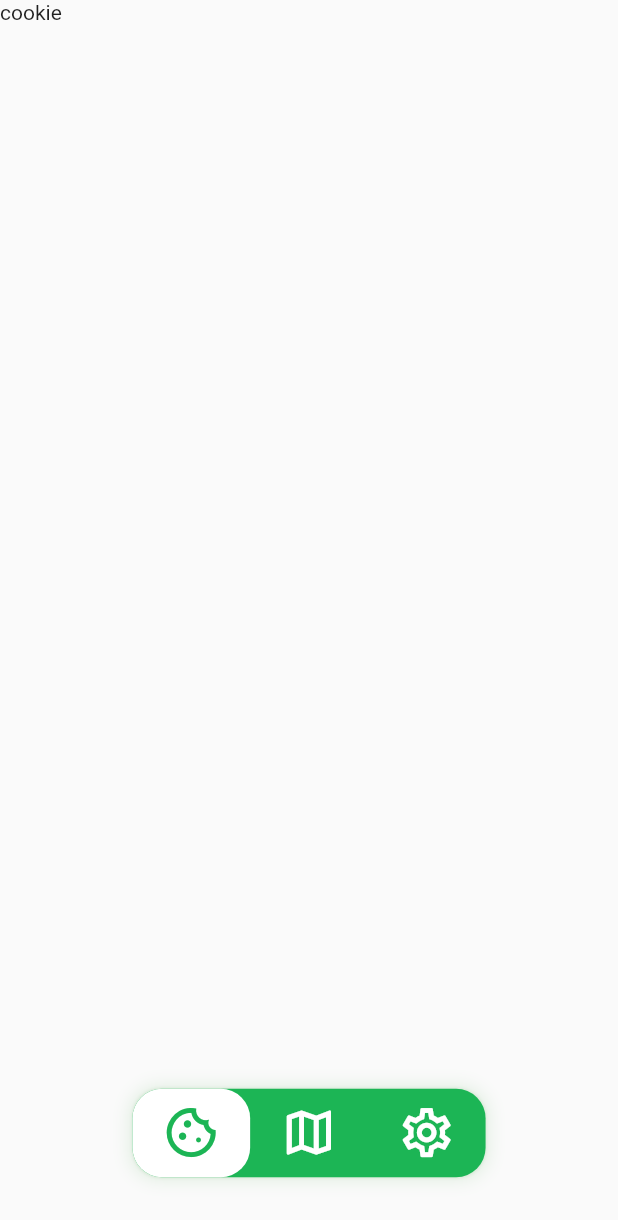
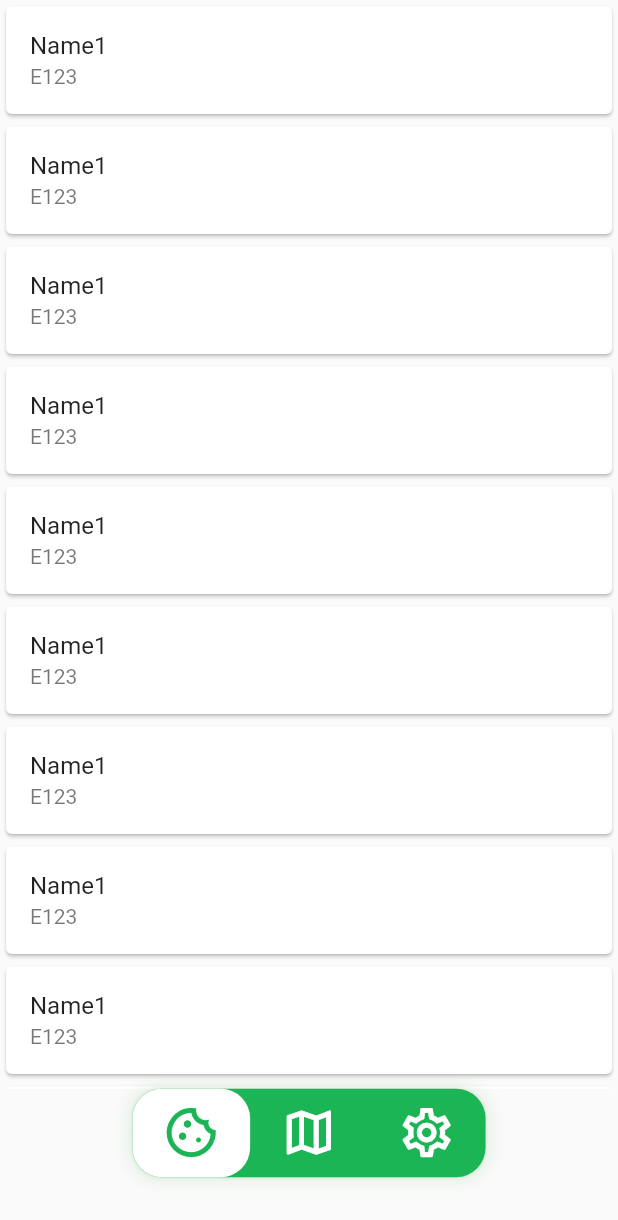
Before and after one commit to HalalCommitteeTR/halal-mobile-app, a Flutter app: the screen it shows after launch, on a phone screen of 412 x 824 dp. Shown: the top 1220 px of the screen. Run offline on Flutter 3.47's test engine with Material 2 defaults, Android fonts, the phone set to English and light mode, and no system bars; drawn by our look-alikes of google_nav_bar; our stand-ins replace bloc, equatable, flutter_bloc, freezed_annotation, hive; accounts and stored records are empty; generated files the repository leaves out were written again.

Commit message:
Add base for the list of food additives

```diff
--- a/lib/api/clients/food_additive_api_client/food_additive_api_client.dart
+++ b/lib/api/clients/food_additive_api_client/food_additive_api_client.dart
@@ -3,7 +3,7 @@ import '../../models/food_additive/food_additive.dart';
 abstract class FoodAdditiveApi {
   const FoodAdditiveApi();
 
-  Future<List<FoodAdditive>?> getFoodAdditives();
+  Future<List<FoodAdditive>?> getFoodAdditives({int offset=0, int limit=100});
 
   Future<FoodAdditive?> getFoodAdditive(int id);
 }
--- a/lib/api/models/food_additive/food_additive.dart
+++ b/lib/api/models/food_additive/food_additive.dart
@@ -1,4 +1,5 @@
 import 'package:freezed_annotation/freezed_annotation.dart';
+import 'package:halal_mobile_app/api/models/item/Item.dart';
 import 'package:hive/hive.dart';
 
 part 'food_additive.freezed.dart';
@@ -13,7 +14,7 @@ enum Permissiveness {
 
 @HiveType(typeId: 1)
 @freezed
-class FoodAdditive with _$FoodAdditive {
+class FoodAdditive extends Item with _$FoodAdditive {
   const factory FoodAdditive(
       {required int id,
       required String name,
--- /dev/null
+++ b/lib/api/models/item/Item.dart
@@ -0,0 +1 @@
+abstract class Item {}
--- a/lib/app/app.dart
+++ b/lib/app/app.dart
@@ -1,14 +1,21 @@
 import 'package:flutter/material.dart';
+import 'package:flutter_bloc/flutter_bloc.dart';
+import 'package:halal_mobile_app/repositories/item_repository.dart';
 
 import '../home/view/home_page.dart';
 import '../theme/theme.dart';
 
 class App extends StatelessWidget {
-  const App({super.key});
+  const App({super.key, required this.itemRepository});
+
+  final ItemRepository itemRepository;
 
   @override
   Widget build(BuildContext context) {
-    return const AppView();
+    return RepositoryProvider.value(
+      value: itemRepository,
+      child: const AppView(),
+    );
   }
 }
 
--- a/lib/home/view/home_page.dart
+++ b/lib/home/view/home_page.dart
@@ -4,6 +4,7 @@ import 'package:google_nav_bar/google_nav_bar.dart';
 
 import 'package:halal_mobile_app/home/cubit/home_cubit.dart';
 import 'package:halal_mobile_app/home/cubit/home_state.dart';
+import 'package:halal_mobile_app/items_overview/view/items_overview_page.dart';
 
 class HomePage extends StatelessWidget {
   const HomePage({Key? key}) : super(key: key);
@@ -27,7 +28,7 @@ class HomeView extends StatelessWidget {
       body: IndexedStack(
         index: selectedTab.index,
         children: const [
-          Text('cookie'),
+          ItemsOverviewPage(),
           Text('map'),
           Text('settings'),
         ],
--- /dev/null
+++ b/lib/items_overview/bloc/items_overview_event.dart
@@ -0,0 +1,22 @@
+part of 'items_overview_bloc.dart';
+
+
+abstract class ItemsOverviewEvent extends Equatable {
+  const ItemsOverviewEvent();
+
+  @override
+  List<Object> get props => [];
+}
+
+class ItemsOverviewSubscriptionRequested extends ItemsOverviewEvent {
+  const ItemsOverviewSubscriptionRequested();
+}
+
+class ItemsOverviewFilterChanged extends ItemsOverviewEvent {
+  const ItemsOverviewFilterChanged(this.filter);
+
+  final ItemsViewFilter filter;
+
+  @override
+  List<Object> get props => [filter];
+}
--- /dev/null
+++ b/lib/items_overview/bloc/items_overview_state.dart
@@ -0,0 +1,43 @@
+part of 'items_overview_bloc.dart';
+
+enum ItemsOverviewStatus { initial, loading, success, failure, }
+
+class ItemsOverviewState extends Equatable {
+  const ItemsOverviewState({
+    this.status = ItemsOverviewStatus.initial,
+    this.items = const [],
+    this.filter = ItemsViewFilter.all,
+    this.hasReachedMax = false,
+  });
+
+  final ItemsOverviewStatus status;
+  final List<Item> items;
+  final ItemsViewFilter filter;
+  final bool hasReachedMax;
+
+  Iterable<Item> get filteredTodos => filter.applyAll(items);
+
+  ItemsOverviewState copyWith({
+    ItemsOverviewStatus Function()? status,
+    List<Item> Function()? items,
+    ItemsViewFilter Function()? filter,
+    bool Function()? hasReachedMax,
+  }) {
+    return ItemsOverviewState(
+        status: status != null ? status() : this.status,
+        items: items != null ? items() : this.items,
+        filter: filter != null ? filter() : this.filter,
+        hasReachedMax: hasReachedMax != null ? hasReachedMax() :
+          this.hasReachedMax,
+    );
+  }
+
+  @override
+  List<Object?> get props =>
+      [
+        status,
+        items,
+        filter,
+        hasReachedMax,
+      ];
+}
--- /dev/null
+++ b/lib/items_overview/view/items_overview_page.dart
@@ -0,0 +1,96 @@
+import 'package:flutter/cupertino.dart';
+import 'package:flutter/material.dart';
+import 'package:flutter_bloc/flutter_bloc.dart';
+import 'package:halal_mobile_app/api/api.dart';
+import 'package:halal_mobile_app/items_overview/bloc/items_overview_bloc.dart';
+
+import 'package:halal_mobile_app/repositories/item_repository.dart';
+
+import '../widgets/bottom_loader.dart';
+import '../widgets/item_tile.dart';
+
+class ItemsOverviewPage extends StatelessWidget {
+  const ItemsOverviewPage({Key? key}) : super(key: key);
+
+  @override
+  Widget build(BuildContext context) {
+    return BlocProvider(
+      create: (context) => ItemsOverviewBloc(
+        itemRepository: context.read<ItemRepository>(),
+      )..add(const ItemsOverviewSubscriptionRequested()),
+      child: const ItemsOverviewView(),
+    );
+  }
+}
+
+class ItemsOverviewView extends StatefulWidget {
+  const ItemsOverviewView({Key? key}) : super(key: key);
+
+  @override
+  State<ItemsOverviewView> createState() => _ItemsOverviewViewState();
+}
+
+class _ItemsOverviewViewState extends State<ItemsOverviewView> {
+  final _scrollController = ScrollController();
+
+  @override
+  void initState() {
+    super.initState();
+    _scrollController.addListener(_onScroll);
+  }
+
+  @override
+  Widget build(BuildContext context) {
+    return BlocBuilder<ItemsOverviewBloc, ItemsOverviewState>(
+        builder: (context, state) {
+      switch (state.status) {
+        case ItemsOverviewStatus.failure:
+          return const Text('Fail to load items');
+        case ItemsOverviewStatus.initial:
+          return const CircularProgressIndicator();
+        case ItemsOverviewStatus.loading:
+          // TODO: No need in this state
+          return const CircularProgressIndicator();
+        case ItemsOverviewStatus.success:
+          if (state.items.isEmpty) {
+            return const Text('no items');
+          }
+          return ListView.builder(
+            itemBuilder: (context, index) {
+              return index >= state.items.length
+                  ? const BottomLoader()
+                  : FoodAdditiveTile(
+                      foodAdditive: state.items[index] as FoodAdditive);
+            },
+            itemCount: state.hasReachedMax
+                ? state.items.length
+                : state.items.length + 1,
+            controller: _scrollController,
+          );
+      }
+    });
+  }
+
+  @override
+  void dispose() {
+    _scrollController
+      ..removeListener(_onScroll)
+      ..dispose();
+    super.dispose();
+  }
+
+  void _onScroll() {
+    if (_isBottom) {
+      context
+          .read<ItemsOverviewBloc>()
+          .add(const ItemsOverviewSubscriptionRequested());
+    }
+  }
+
+  bool get _isBottom {
+    if (!_scrollController.hasClients) return false;
+    final maxScroll = _scrollController.position.maxScrollExtent;
+    final currentScroll = _scrollController.offset;
+    return currentScroll >= (maxScroll * 0.9);
+  }
+}
--- /dev/null
+++ b/lib/items_overview/widgets/item_tile.dart
@@ -0,0 +1,42 @@
+import 'package:flutter/material.dart';
+import 'package:halal_mobile_app/api/models/food_additive/food_additive.dart';
+
+
+class FoodAdditiveTile extends StatefulWidget {
+  final FoodAdditive foodAdditive;
+
+  const FoodAdditiveTile({super.key,
+    required this.foodAdditive,
+  });
+
+  @override
+  _FoodAdditiveTileState createState() => _FoodAdditiveTileState();
+}
+
+class _FoodAdditiveTileState extends State<FoodAdditiveTile> {
+  bool _expanded = false;
+
+  @override
+  Widget build(BuildContext context) {
+    return Card(
+      child: Column(
+        children: <Widget>[
+          ListTile(
+            leading: widget.foodAdditive.imageSource != null ? Image.network(widget.foodAdditive.imageSource!) : null,
+            title: Text(widget.foodAdditive.name),
+            onTap: () {
+              setState(() {
+                _expanded = !_expanded;
+              });
+            },
+            subtitle: widget.foodAdditive.eNumber != null ? Text(widget.foodAdditive.eNumber!) : null,
+          ),
+          _expanded && widget.foodAdditive.description != null ? Padding(
+            padding: const EdgeInsets.all(16.0),
+            child: Text(widget.foodAdditive.description!),
+          ) : Container(),
+        ],
+      ),
+    );
+  }
+}
--- /dev/null
+++ b/lib/repositories/item_repository.dart
@@ -0,0 +1,30 @@
+import 'package:halal_mobile_app/api/clients/food_additive_api_client/food_additive_api_client.dart';
+import 'package:halal_mobile_app/api/models/item/Item.dart';
+
+import '../api/models/food_additive/food_additive.dart';
+
+class ItemRepository {
+  ItemRepository({required FoodAdditiveApi foodAdditiveApi})
+      : _foodAdditiveApi = foodAdditiveApi;
+
+  final FoodAdditiveApi _foodAdditiveApi;
+
+  Future<List<Item>> getItems({int offset= 0, int limit = 100}) async {
+    // final foodAdditives =
+    //     await _foodAdditiveApi.getFoodAdditives(offset: offset, limit: limit);
+    // return List<Item>.from(foodAdditives ?? []);
+    final foodAdditives = [FoodAdditive(id: 1, name: 'Name1', permissiveness: Permissiveness.halal, description: 'Description1', eNumber: 'E123'),
+      FoodAdditive(id: 2, name: 'Name1', permissiveness: Permissiveness.halal, description: 'Description1', eNumber: 'E123'),
+      FoodAdditive(id: 3, name: 'Name1', permissiveness: Permissiveness.halal, description: 'Description1', eNumber: 'E123'),
+      FoodAdditive(id: 4, name: 'Name1', permissiveness: Permissiveness.halal, description: 'Description1', eNumber: 'E123'),
+      FoodAdditive(id: 5, name: 'Name1', permissiveness: Permissiveness.halal, description: 'Description1', eNumber: 'E123'),
+      FoodAdditive(id: 6, name: 'Name1', permissiveness: Permissiveness.halal, description: 'Description1', eNumber: 'E123'),
+      FoodAdditive(id: 7, name: 'Name1', permissiveness: Permissiveness.halal, description: 'Description1', eNumber: 'E123'),
+      FoodAdditive(id: 8, name: 'Name1', permissiveness: Permissiveness.halal, description: 'Description1', eNumber: 'E123'),
+      FoodAdditive(id: 9, name: 'Name1', permissiveness: Permissiveness.halal, description: 'Description1', eNumber: 'E123'),
+      FoodAdditive(id: 10, name: 'Name1', permissiveness: Permissiveness.halal, description: 'Description1', eNumber: 'E123'),
+      FoodAdditive(id: 11, name: 'Name1', permissiveness: Permissiveness.halal, description: 'Description1', eNumber: 'E123'),
+    ];
+    return foodAdditives;
+  }
+}
```
Also changed, not shown: lib/items_overview/bloc/items_overview_bloc.dart (added, +61 -0 lines), lib/items_overview/models/items_filter_view.dart (added, +23 -0 lines), lib/items_overview/widgets/bottom_loader.dart (added, +16 -0 lines), lib/main.dart (+13 -2 lines), lib/simple_bloc_observer.dart (added, +20 -0 lines).
